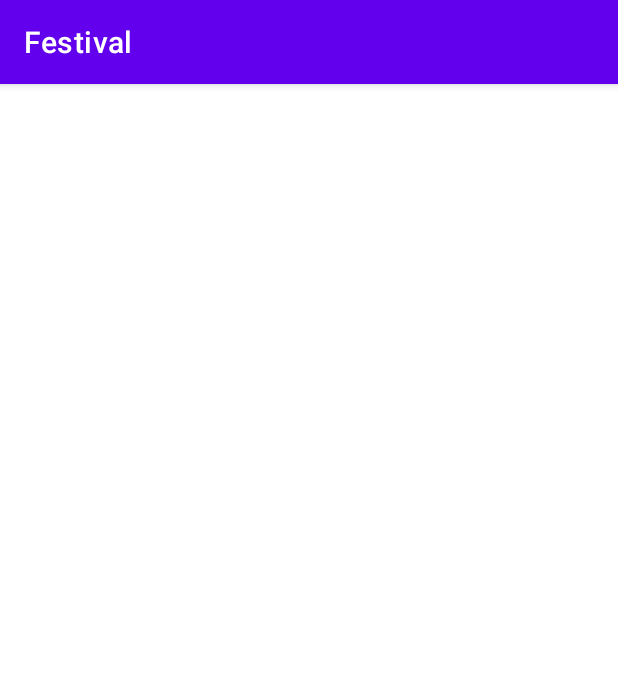
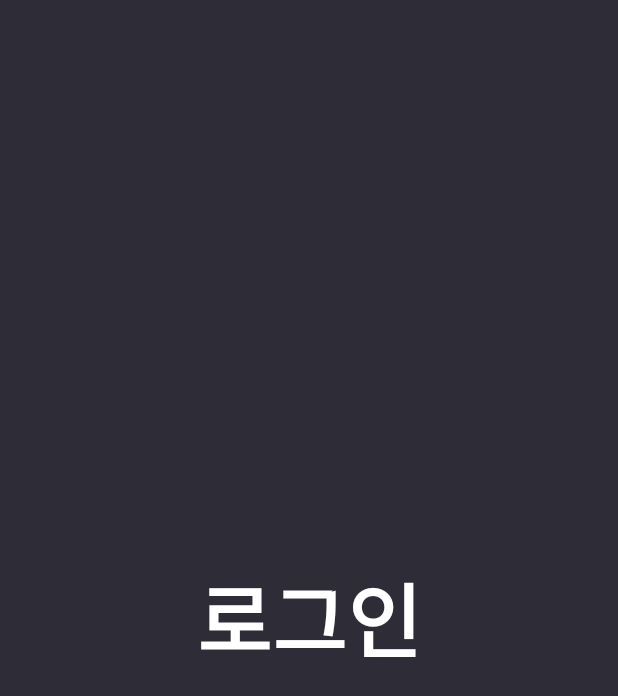
Before and after one commit to 8793COMPANY/Festival, an Android app: the LoginActivity screen opened directly, with no data from a screen before it, on a phone screen of 412 x 824 dp. Shown: the top 696 px of the screen. Run offline under Robolectric (Android 15) with nearby library versions, the phone set to English and light mode, and no system bars.

Commit message:
first commit

```diff
--- a/app/src/main/AndroidManifest.xml
+++ b/app/src/main/AndroidManifest.xml
@@ -1,7 +1,7 @@
 <?xml version="1.0" encoding="utf-8"?>
 <manifest xmlns:android="http://schemas.android.com/apk/res/android"
     xmlns:tools="http://schemas.android.com/tools"
-    package="com.corporation8793.festival">
+    package="com.corporation8793.festival" >
 
     <application
         android:allowBackup="true"
@@ -12,13 +12,13 @@
         android:roundIcon="@mipmap/ic_launcher_round"
         android:supportsRtl="true"
         android:theme="@style/Theme.Festival"
-        tools:targetApi="31">
+        tools:targetApi="31" >
         <activity
             android:name=".LoginActivity"
             android:exported="false" />
         <activity
             android:name=".MainActivity"
-            android:exported="true">
+            android:exported="true" >
             <intent-filter>
                 <action android:name="android.intent.action.MAIN" />
 
--- a/app/src/main/java/com/corporation8793/festival/MainActivity.java
+++ b/app/src/main/java/com/corporation8793/festival/MainActivity.java
@@ -9,6 +9,7 @@ public class MainActivity extends AppCompatActivity {
     @Override
     protected void onCreate(Bundle savedInstanceState) {
         super.onCreate(savedInstanceState);
-        setContentView(R.layout.activity_main);
+        //setContentView(R.layout.activity_main);
+        setContentView(R.layout.activity_login);
     }
 }
--- a/app/src/main/res/layout/activity_login.xml
+++ b/app/src/main/res/layout/activity_login.xml
@@ -4,6 +4,20 @@
     xmlns:tools="http://schemas.android.com/tools"
     android:layout_width="match_parent"
     android:layout_height="match_parent"
+    android:background="#2e2c37"
     tools:context=".LoginActivity">
 
+    <TextView
+        android:layout_width="wrap_content"
+        android:layout_height="wrap_content"
+        android:fontFamily="@font/pretendard"
+        android:textStyle="bold"
+        android:textSize="54sp"
+        android:textColor="#ffffff"
+        android:text="로그인"
+        app:layout_constraintBottom_toBottomOf="parent"
+        app:layout_constraintEnd_toEndOf="parent"
+        app:layout_constraintStart_toStartOf="parent"
+        app:layout_constraintTop_toTopOf="parent" />
+
 </androidx.constraintlayout.widget.ConstraintLayout>
--- a/app/src/main/res/values/themes.xml
+++ b/app/src/main/res/values/themes.xml
@@ -12,5 +12,7 @@
         <!-- Status bar color. -->
         <item name="android:statusBarColor" tools:targetApi="l">?attr/colorPrimaryVariant</item>
         <!-- Customize your theme here. -->
+        <item name="windowNoTitle">true</item>
+
     </style>
 </resources>
```
Also changed, not shown: app/src/main/res/font/montserratblack.ttf (added), 1 other file.
